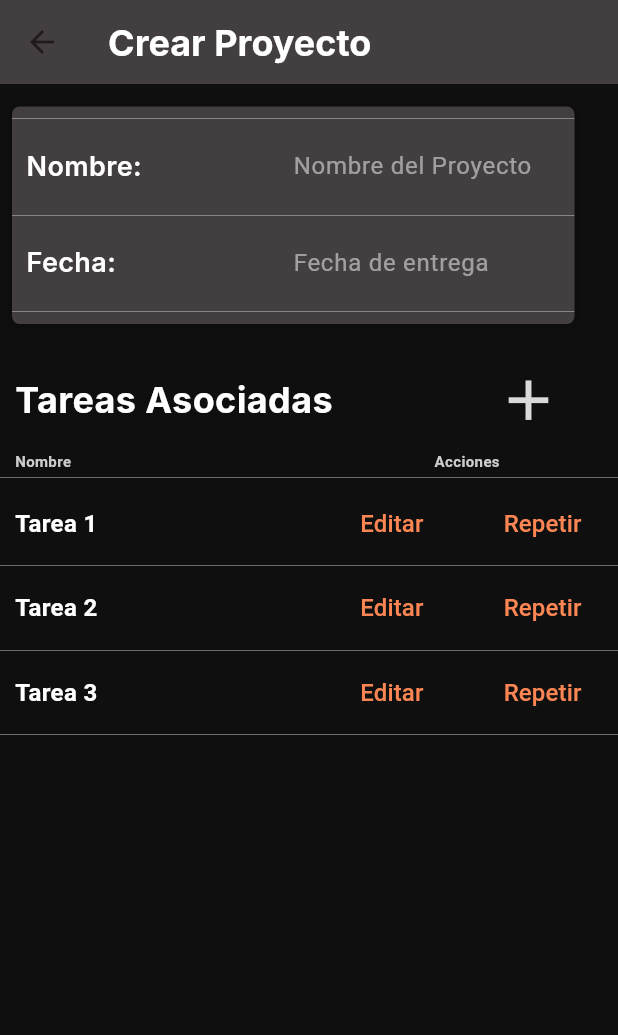
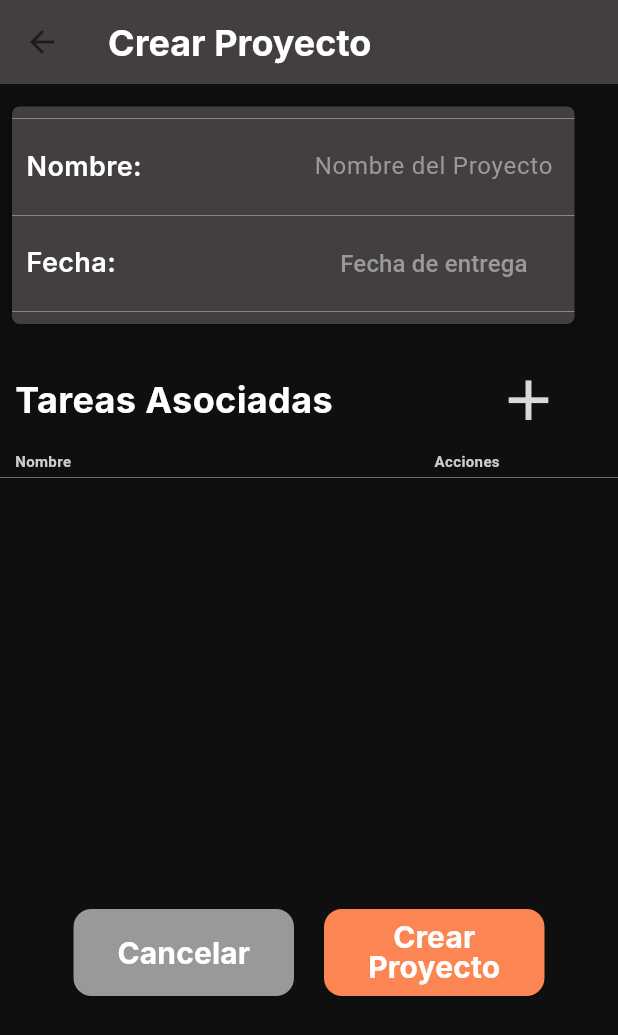
Before and after one commit to Are1205/alarma_mobile, a Flutter app: the CrearProyecto screen opened directly, on a phone screen of 412 x 824 dp. Shown: the top 1035 px of the screen. Run offline on Flutter 3.47's test engine with Material 3 defaults, Android fonts, the phone set to English and light mode, and no system bars; our stand-ins replace flutter_svg; Roboto replaces fonts that are missing (Inter).

Commit message:
Pantalla Proyectos y Crear Proyecto

```diff
--- a/lib/crear_proyecto.dart
+++ b/lib/crear_proyecto.dart
@@ -1,3 +1,4 @@
+import 'package:alarma_mobile/main.dart';
 import 'package:flutter/material.dart';
 
 class CrearProyecto extends StatefulWidget{
@@ -6,9 +7,79 @@ class CrearProyecto extends StatefulWidget{
   State<CrearProyecto> createState() => _CrearProyectoState();
 }
 
+
 class _CrearProyectoState extends State<CrearProyecto> {
-  DateTime selectedDate = DateTime.now();
-  List<String> nombresTareas = ['Tarea 1', 'Tarea 2', 'Tarea 3'];
+  String monthToString(int month) {
+    switch (month) {
+      case 1:
+        return 'Ene';
+      case 2:
+        return 'Feb';
+      case 3:
+        return 'Mar';
+      case 4:
+        return 'Abr';
+      case 5:
+        return 'May';
+      case 6:
+        return 'Jun';
+      case 7:
+        return 'Jul';
+      case 8:
+        return 'Ago';
+      case 9:
+        return 'Sep';
+      case 10:
+        return 'Oct';
+      case 11:
+        return 'Nov';
+      case 12:
+        return 'Dic';
+      default:
+        return '';
+    }
+  }
+
+
+
+  List<String> nombresTareas = [];
+  final nombreController = TextEditingController();
+  final fechaController = TextEditingController();
+
+  var selectedDate = "Fecha de entrega";
+
+  void callDatePicker() async {
+    final DateTime? order = await getDate();
+    if (order != null) {
+      setState(() {
+        selectedDate = "${monthToString(order.month)} ${order.day}, ${order.year}";
+      });
+    }
+  }
+
+  Future<DateTime?> getDate() {
+    return showDatePicker(
+      context: context,
+      initialDate: DateTime.now(),
+      firstDate: DateTime.now(),
+      lastDate: DateTime(2025),
+      builder: (BuildContext context, Widget? child) {
+        return Theme(
+          data: ThemeData.dark().copyWith(
+            colorScheme: const ColorScheme.dark(
+              primary: Colors.grey,
+              onPrimary: Colors.white,
+              onSurface: Colors.white,
+            ),
+            dialogTheme: DialogTheme(
+              backgroundColor: Colors.grey[800],
+            ),
+          ),
+          child: child!,
+        );
+      }
+    );
+  }
 
   @override
   Widget build(BuildContext context) {
@@ -69,12 +140,14 @@ class _CrearProyectoState extends State<CrearProyecto> {
                           ),
                           Expanded(
                             child: TextField(
+                              controller: nombreController,
                               style: const TextStyle(color: Color.fromARGB(255, 204, 204, 204)),
-                              decoration: InputDecoration(
+                              decoration: const InputDecoration(
                                 hintText: 'Nombre del Proyecto',
-                                hintStyle: TextStyle(color: Colors.white.withOpacity(0.5), fontSize: 16),
+                                hintStyle: TextStyle(color: Color.fromARGB(255, 153, 153, 153), fontSize: 16),
                                 border: InputBorder.none,
                               ),
+                              textAlign: TextAlign.center,
                             ),
                           ),
                         ],
@@ -96,14 +169,13 @@ class _CrearProyectoState extends State<CrearProyecto> {
                             ),
                           ),
                           Expanded(
-                            child: TextField(
-                              style: const TextStyle(color: Color.fromARGB(255, 204, 204, 204)),
-                              decoration: InputDecoration(
-                                hintText: 'Fecha de entrega',
-                                hintStyle: TextStyle(color: Colors.white.withOpacity(0.5), fontSize: 16),
-                                border: InputBorder.none,
+                            child: TextButton(
+                                    onPressed: callDatePicker,
+                                    child: Text(
+                                      selectedDate,
+                                      style: const TextStyle(color: Color.fromARGB(255, 153, 153, 153), fontSize: 16),
                                     ),
-                            ),
+                                  )
                           ),
                         ],
                       ),
@@ -113,22 +185,26 @@ class _CrearProyectoState extends State<CrearProyecto> {
               ),
             ),
           ),
-          const Positioned(
+          Positioned(
             top: 180,
             child:Padding(
-                  padding:  EdgeInsets.symmetric(horizontal: 10),
+                  padding: const EdgeInsets.symmetric(horizontal: 10),
                   child: Row(
                     mainAxisAlignment: MainAxisAlignment.spaceBetween,
                     children: [
-                      Text("Tareas Asociadas", style: TextStyle(color: Colors.white, fontSize: 24, fontWeight: FontWeight.w700, fontFamily: 'Inter')),
-                      SizedBox(width: 100),
+                      const Text("Tareas Asociadas", style: TextStyle(color: Colors.white, fontSize: 24, fontWeight: FontWeight.w700, fontFamily: 'Inter')),
+                      const SizedBox(width: 100),
                       IconButton(
-                        icon: Icon(
+                        icon: const Icon(
                           Icons.add,
                           color: Color.fromARGB(255, 217, 217, 217),
                           size: 45,
                         ),
-                        onPressed: null,
+                        onPressed: () {
+                          setState(() {
+                            nombresTareas.add('Nueva Tarea'); // Agrega una nueva tarea
+                          });
+                        },
                       ),
                     ],
                   ),
@@ -155,8 +231,11 @@ class _CrearProyectoState extends State<CrearProyecto> {
           ),
           Positioned(
             child: Container(
+              height: 250,
               margin: const EdgeInsets.only(top: 265),
+              child: SingleChildScrollView(
                 child: ListView.builder(
+                  shrinkWrap: true,
                   itemCount: nombresTareas.length,
                   itemBuilder: (context, index) {
                     return Container(
@@ -197,6 +276,52 @@ class _CrearProyectoState extends State<CrearProyecto> {
                 ),
               )
             )
+          ),
+          Positioned(
+            child: Container(
+              margin: const EdgeInsets.only(top: 550),
+              padding: const EdgeInsets.symmetric(horizontal: 20),
+              child: Row(
+                mainAxisAlignment: MainAxisAlignment.center,
+                children: [
+                    ElevatedButton(
+                      onPressed: () {
+                        Navigator.pop(context);
+                      },
+                      style: ElevatedButton.styleFrom(
+                        backgroundColor: const Color.fromARGB(255, 153, 153, 153),
+                        minimumSize: const Size(147, 58),
+                        shape: RoundedRectangleBorder(
+                          borderRadius: BorderRadius.circular(12),
+                        ),
+                      ),
+                      child: const Text('Cancelar', style: TextStyle(color: Colors.white,fontSize: 20,fontWeight: FontWeight.bold,fontFamily: 'Inter'),textAlign: TextAlign.center),
+                    ),
+                    const SizedBox(width: 20),
+                    ElevatedButton(
+                      onPressed: () {
+
+                        Proyecto nuevoProyecto = Proyecto(
+                          nombre: nombreController.text,
+                          fecha: selectedDate,
+                          cantidadDeTareas: nombresTareas.length,
+                        );
+                        // Navega hacia atrás y pasa el nuevo proyecto
+                        Navigator.pop(context, nuevoProyecto);
+                      },
+                      style: ElevatedButton.styleFrom(
+                        backgroundColor: const Color.fromARGB(255, 252, 134, 83),
+                        minimumSize: const Size(147, 58),
+                        shape: RoundedRectangleBorder(
+                          borderRadius: BorderRadius.circular(12),
+                        ),
+                      ),
+                      child: const Text('Crear\nProyecto', style: TextStyle(color: Colors.white,fontSize: 20,fontWeight: FontWeight.bold,fontFamily: 'Inter', height: 1),textAlign: TextAlign.center),
+                    )
+                ]
+              ),
+            ),
+          )
         ],
       ),
     );
--- a/lib/main.dart
+++ b/lib/main.dart
@@ -29,18 +29,13 @@ class MyHomePage extends StatefulWidget {
   State<MyHomePage> createState() => _MyHomePageState();
 }
 
-class Tarea {
-  String nombre;
-  Tarea(this.nombre);
-}
-
 class Proyecto {
   String nombre;
   String fecha;
-  List<Tarea> listaTareas;
-  Proyecto(this.nombre, this.fecha, this.listaTareas);
+  int cantidadDeTareas;
+
+  Proyecto({required this.nombre, required this.fecha, required this.cantidadDeTareas});
 }
-
 
 class _MyHomePageState extends State<MyHomePage> {
   bool isAuthenticated = false; // Estado de autenticación
@@ -91,7 +86,19 @@ class _MyHomePageState extends State<MyHomePage> {
               size: 40,
             ),
             onPressed: () {
-              Navigator.push(context, MaterialPageRoute(builder: (context) => const CrearProyecto()));
+              Navigator.push<Proyecto>(context, MaterialPageRoute(builder: (context) => const CrearProyecto()))
+              .then((nuevoProyecto) {
+                if (nuevoProyecto != null) {
+                  // Agrega el nuevo proyecto a la lista de proyectos
+                  setState(() {
+                    listaDeProyectos.add({
+                      'nombre': nuevoProyecto.nombre,
+                      'numeroTareas': nuevoProyecto.cantidadDeTareas,
+                      'fechaEntrega': nuevoProyecto.fecha,
+                    });
+                  });
+                }
+              });
             },
           ),
         ]
```
Lines whose indentation alone changed are shown as unchanged.
